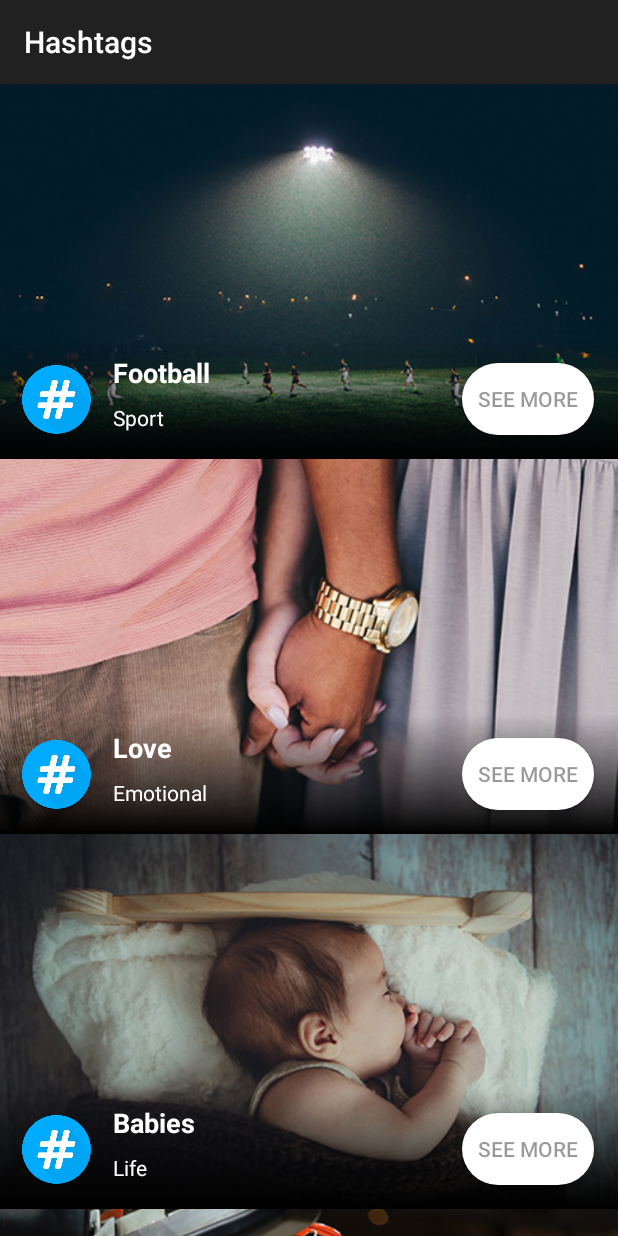
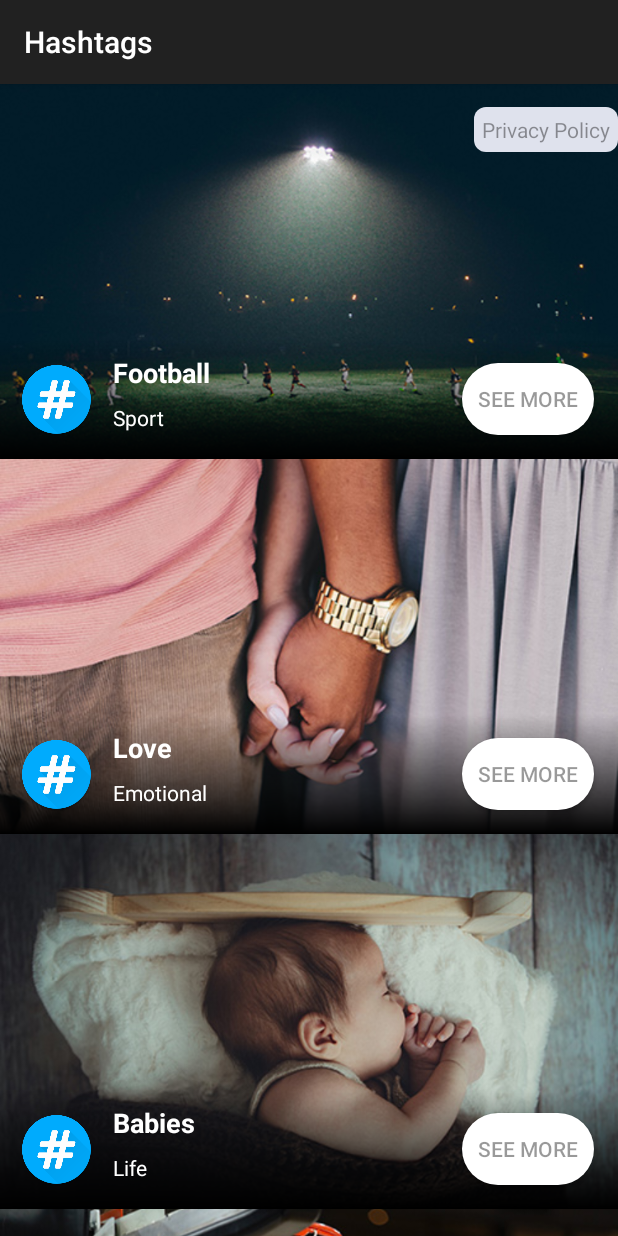
Before and after one commit to jiangbin1992/Hashtags, an Android app: the FragmentAllHashtags screen opened directly, with no data from a screen before it, on a phone screen of 412 x 824 dp. Run offline under Robolectric (Android 15) with nearby library versions, the phone set to English and light mode, and no system bars; our stand-ins replace AdMob; libraries missing offline, so code that uses them is left out: com.blankj.utilcode, com.lzy.okgo; pictures from the network do not load; Roboto replaces fonts that are not available here; 3 statements that could not run were skipped.

Commit message:
Hashtags

```diff
--- a/app/build.gradle
+++ b/app/build.gradle
@@ -12,7 +12,7 @@ android {
         applicationId "com.hashtags.two.n"
         minSdk 21
         targetSdk 32
-        versionCode 1
+        versionCode 2
         versionName "1.0.0"
         multiDexEnabled true
         testInstrumentationRunner "androidx.test.runner.AndroidJUnitRunner"
--- a/appCode/src/main/res/layout/fragment_all_hashtags.xml
+++ b/appCode/src/main/res/layout/fragment_all_hashtags.xml
@@ -9,6 +9,12 @@
         android:layout_height="0dp"
         android:layout_weight="1">
 
+
+
+        <androidx.recyclerview.widget.RecyclerView
+            android:id="@+id/recyclerViewAllAppsAndGames"
+            android:layout_width="match_parent"
+            android:layout_height="match_parent" />
         <TextView
             android:id="@+id/PrivacyPolicy"
             android:layout_width="wrap_content"
@@ -16,14 +22,10 @@
             android:layout_alignParentEnd="true"
             android:layout_alignParentRight="true"
             android:layout_marginTop="15dp"
+            android:textColor="@color/black60"
             android:background="@drawable/shape_button_cancel"
             android:padding="5dp"
             android:text="Privacy Policy" />
-
-        <androidx.recyclerview.widget.RecyclerView
-            android:id="@+id/recyclerViewAllAppsAndGames"
-            android:layout_width="match_parent"
-            android:layout_height="match_parent" />
     </RelativeLayout>
 
     <LinearLayout
```
